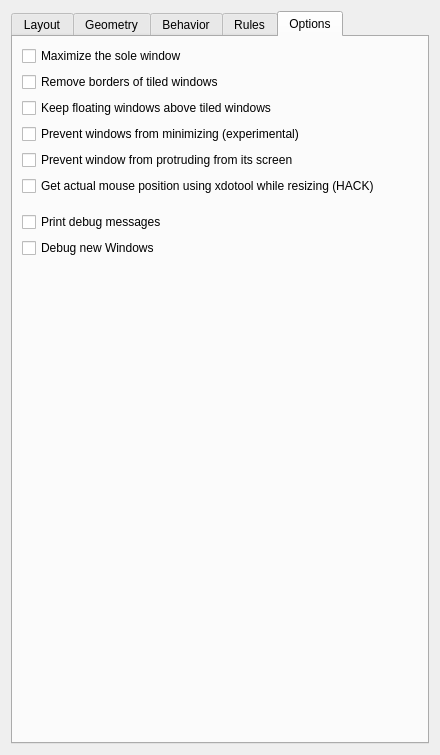
uberkael/krohnkite, file res/config.ui: the form before one commit.
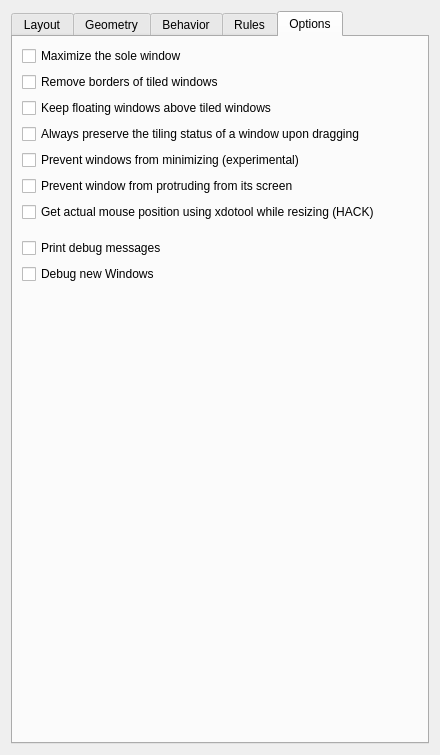
The form after the commit.

Commit message: allow preserving the tiling status of a window upon dragging

```diff
--- a/res/config.ui
+++ b/res/config.ui
@@ -811,6 +811,13 @@
          </property>
         </widget>
        </item>
+       <item>
+        <widget class="QCheckBox" name="kcfg_keepTilingOnDrag">
+         <property name="text">
+          <string>Always preserve the tiling status of a window upon dragging</string>
+         </property>
+        </widget>
+       </item>
        <item>
         <widget class="QCheckBox" name="kcfg_preventMinimize">
          <property name="text">
```
The commit also changes 4 other files.
